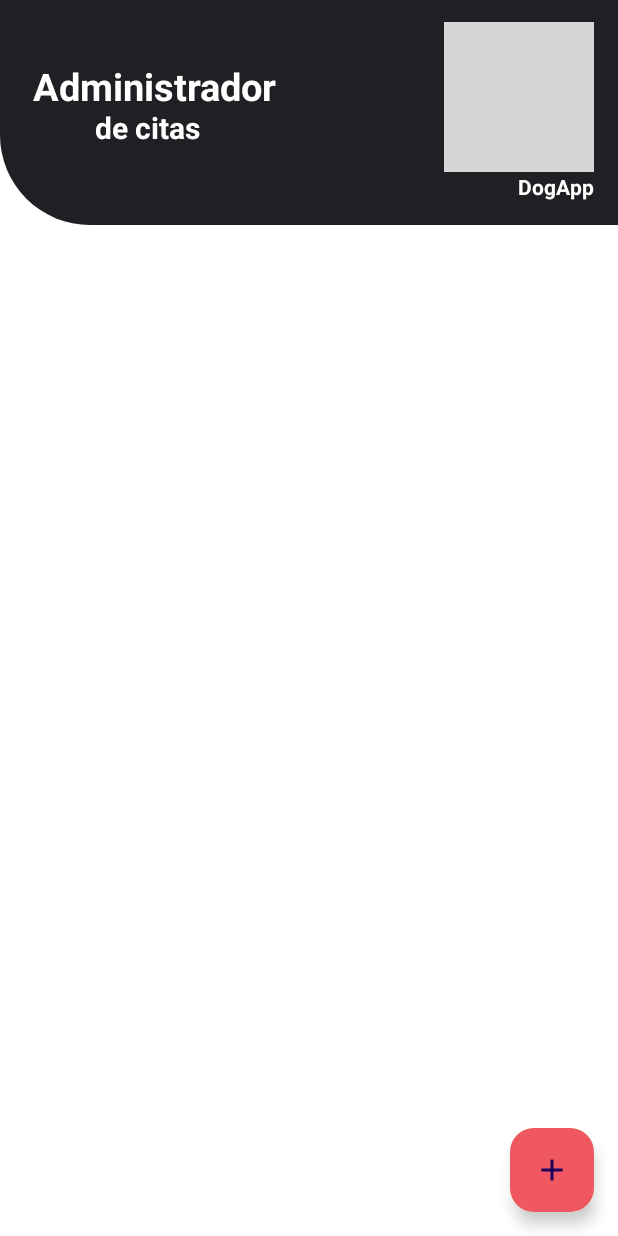
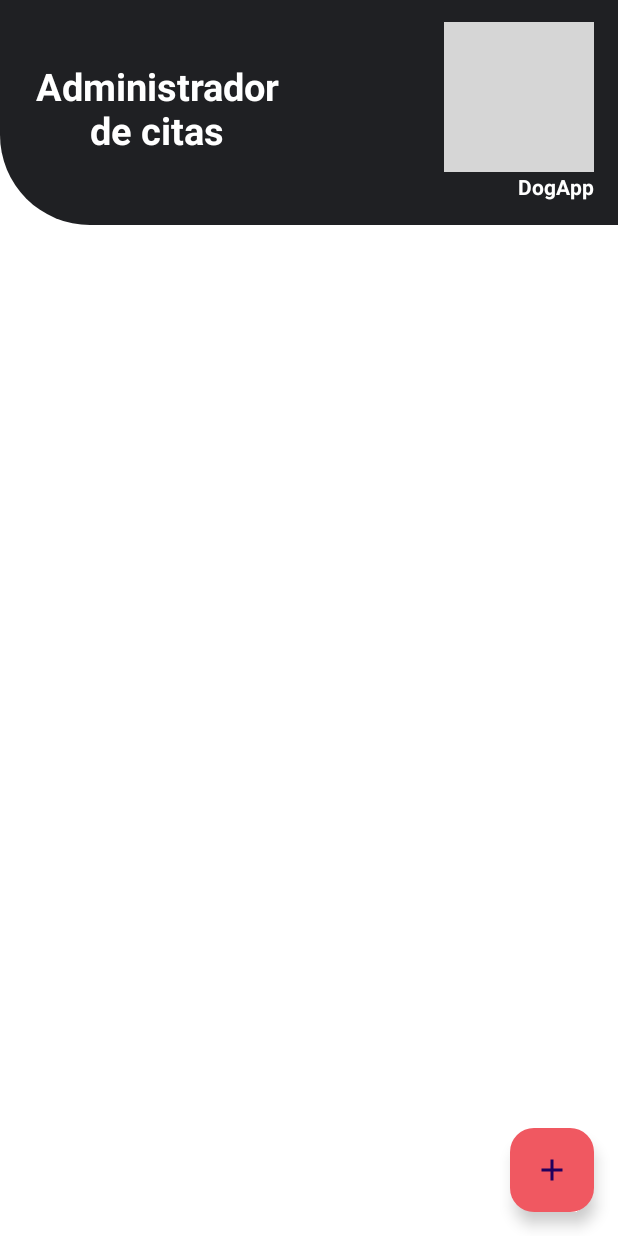
Before and after one commit to jfpm/dogapp, an Android app: the fragment AdminCitasFragment shown on its own in the app's theme, on a phone screen of 412 x 824 dp. Run offline under Robolectric (Android 15) with nearby library versions, the phone set to English and light mode, and no system bars; our stand-ins replace data binding; grey boxes are pictures that could not be loaded.

Commit message:
vista administador final

```diff
--- a/DogApp/app/src/main/java/com/equipo10/dogapp/view/fragment/AdminCitasFragment.kt
+++ b/DogApp/app/src/main/java/com/equipo10/dogapp/view/fragment/AdminCitasFragment.kt
@@ -6,6 +6,7 @@ import android.view.LayoutInflater
 import android.view.View
 import android.view.ViewGroup
 import android.widget.Toolbar
+import androidx.activity.addCallback
 import androidx.appcompat.app.AppCompatActivity
 import androidx.core.view.isVisible
 import androidx.fragment.app.Fragment
@@ -45,7 +46,10 @@ class AdminCitasFragment : Fragment() {
         controladores()
         observadorViewmodel()
 
-
+        // Cerrar la aplicación al presionar el botón de atrás
+        requireActivity().onBackPressedDispatcher.addCallback(viewLifecycleOwner) {
+            requireActivity().finish()
+        }
     }
 
     private fun controladores(){
--- a/DogApp/app/src/main/res/drawable/circular_background.xml
+++ b/DogApp/app/src/main/res/drawable/circular_background.xml
@@ -1,5 +1,7 @@
 <?xml version="1.0" encoding="utf-8"?>
-<shape xmlns:android="http://schemas.android.com/apk/res/android">
+<shape xmlns:android="http://schemas.android.com/apk/res/android" android:shape="oval">
     <solid android:color="@android:color/white"/>
-    <corners android:radius="25dp"/>
+    <size
+        android:width="50dp"
+        android:height="50dp"/>
 </shape>
--- a/DogApp/app/src/main/res/layout/fragment_admin_citas.xml
+++ b/DogApp/app/src/main/res/layout/fragment_admin_citas.xml
@@ -36,27 +36,15 @@
 
             <TextView
                 android:id="@+id/tvTitulo"
-                android:layout_width="wrap_content"
-                android:layout_height="wrap_content"
+                android:layout_width="166dp"
+                android:layout_height="69dp"
                 android:layout_alignParentStart="true"
                 android:layout_marginStart="22dp"
                 android:layout_marginTop="40dp"
                 android:text="@string/title_admin_citas"
+                android:textAlignment="center"
                 android:textColor="@color/white"
                 android:textSize="25sp"
-                android:textStyle="bold" />
-
-            <TextView
-                android:id="@+id/tvTitulo1"
-                android:layout_width="wrap_content"
-                android:layout_height="wrap_content"
-                android:layout_below="@id/tvTitulo"
-                android:layout_alignParentStart="true"
-                android:layout_marginStart="63dp"
-                android:layout_marginTop="-3dp"
-                android:text="@string/title_admin_citas_2"
-                android:textColor="@color/white"
-                android:textSize="20sp"
                 android:textStyle="bold" />
 
             <LinearLayout
@@ -72,6 +60,7 @@
                     android:id="@+id/logo"
                     android:layout_width="100dp"
                     android:layout_height="100dp"
+                    android:scaleType="fitEnd"
                     android:src="@drawable/logo_organizado"
                     android:contentDescription="@string/dogapp_logo_desc" />
 
--- a/DogApp/app/src/main/res/values/strings.xml
+++ b/DogApp/app/src/main/res/values/strings.xml
@@ -2,7 +2,7 @@
     <string name="app_name">DogApp</string>
     <!-- TODO: Remove or change this placeholder text -->
     <string name="hello_blank_fragment">Hello blank fragment</string>
-    <string name="title_admin_citas">Administrador</string>
+    <string name="title_admin_citas">Administrador de citas</string>
     <string name="title_admin_citas_2">de citas</string>
     <string name="dogapp_logo_desc">Logo principal de la aplicación</string>
     <string name="button_add">Boton para agendar nueva cita canina</string>
```
